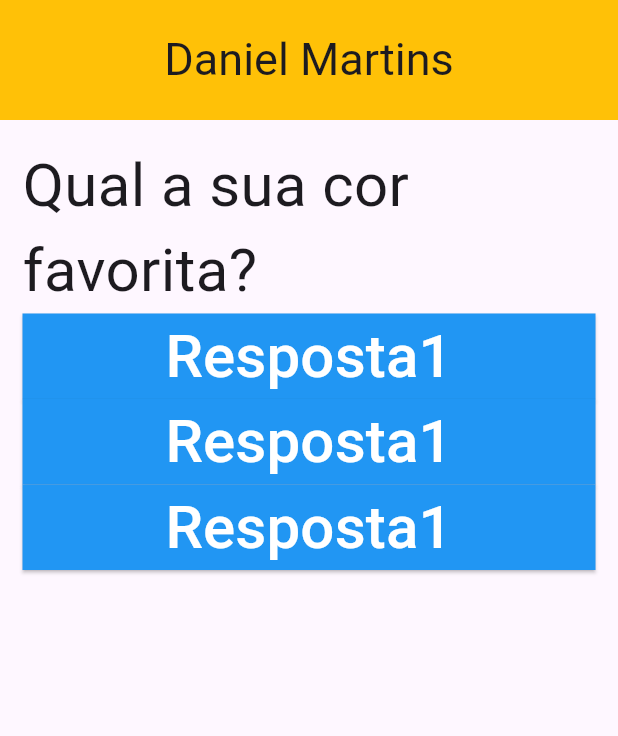
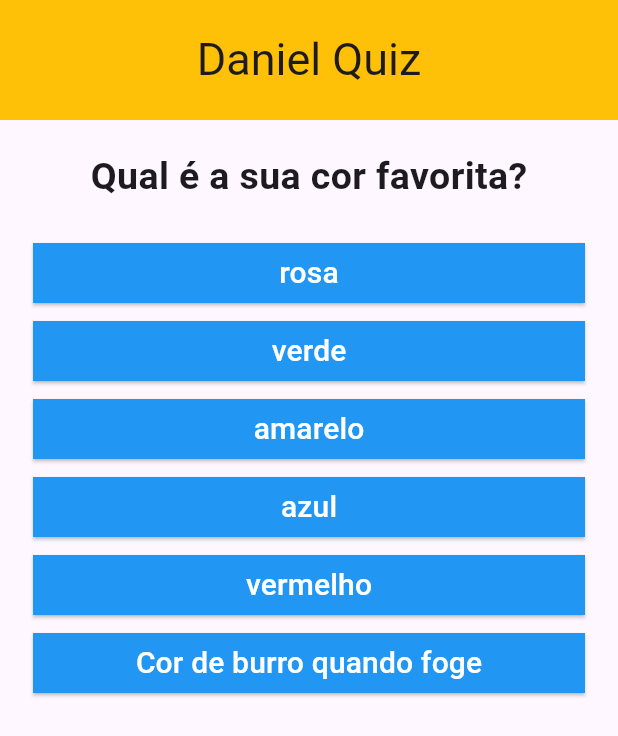
Before and after one commit to Dacovaa/Dart_questoes_Daniel, a Flutter app: the screen it shows after launch, on a phone screen of 412 x 824 dp. Shown: the top 736 px of the screen. Run offline on Flutter 3.47's test engine with Material 3 defaults, Android fonts, the phone set to English and light mode, and no system bars.

Commit message:
Subindo alterações, botões funcionais agora :)

```diff
--- a/lib/botoes.dart
+++ b/lib/botoes.dart
@@ -1,16 +1,19 @@
 import 'package:flutter/material.dart';
 
 class Botoes extends StatelessWidget {
-  const Botoes({required this.resp, super.key});
+  const Botoes({required this.resp, required this.txt ,super.key});
 
-  final void Function() resp;
+  final void Function(String) resp;
+  final String txt;
 
   @override
   Widget build(BuildContext context) {
-    return SizedBox(
+    return Padding(
+      padding: const EdgeInsets.all(2),
+      child: SizedBox(
         width: double.infinity,
         child: ElevatedButton(
-        onPressed: resp,
+          onPressed: () => resp(txt),
           style: ElevatedButton.styleFrom(
             backgroundColor: Colors.blue,
             foregroundColor: Colors.white,
@@ -18,7 +21,8 @@ class Botoes extends StatelessWidget {
               borderRadius: BorderRadius.zero, //
             ),
           ),
-        child: Text("Resposta1", style: TextStyle(fontSize: 40)),
+          child: Text(txt, style: TextStyle(fontSize: 20)),
+        ),
       ),
     );
   }
--- /dev/null
+++ b/lib/dados.dart
@@ -0,0 +1,16 @@
+import 'pergunta_respostas.dart';
+
+final List<PerguntaRespostas> perguntasRespostas = [
+  PerguntaRespostas(
+    pergunta: 'Qual é a sua cor favorita?',
+    respostas: ['rosa','verde','amarelo','azul','vermelho','Cor de burro quando foge'],
+  ),
+  PerguntaRespostas(
+    pergunta: 'Qual o seu animal favorito?',
+    respostas: ['Gato','Cão','Ave','Porco','Ornitorrinco'],
+  ),
+  PerguntaRespostas(
+    pergunta: 'Qual é o seu time?',
+    respostas: ['Palmeiras','Corinthians','São Paulo','Santos','Arranca Toco F.C.'],
+  ),
+];
--- /dev/null
+++ b/lib/lista_perguntas.dart
@@ -0,0 +1,34 @@
+import 'package:flutter/material.dart';
+import './pergunta_respostas.dart';
+import './botoes.dart';
+
+class ListaPerguntas extends StatelessWidget {
+  final int indicePergunta;
+  final List<PerguntaRespostas> perguntas;
+  final void Function(String) responder;
+
+  const ListaPerguntas({
+    super.key,
+    required this.indicePergunta,
+    required this.perguntas,
+    required this.responder,
+  });
+
+  @override
+  Widget build(BuildContext context) {
+    final perguntaAtual = perguntas[indicePergunta];
+
+    return Column(
+      children: [
+        Text(
+          perguntaAtual.pergunta,
+          style: TextStyle(fontSize: 25, fontWeight: FontWeight.bold),
+        ),
+        SizedBox(height: 20),
+        ...perguntaAtual.respostas.map(
+          (textoBotao) => Botoes(resp: responder, txt: textoBotao)
+        ),
+      ],
+    );
+  }
+}
--- a/lib/main.dart
+++ b/lib/main.dart
@@ -1,5 +1,8 @@
 import 'package:flutter/material.dart';
-import './botoes.dart';
+import './dados.dart';
+import './lista_perguntas.dart';
+//import './resposta.dart';
+
 
 void main() {
   runApp(const PerguntasApp());
@@ -26,46 +29,50 @@ class Home extends StatefulWidget {
 
 class HomeState extends State<Home>  {
 
-  final perguntas = [
-    'Qual a sua cor favorita?',
-    'Qual o seu animal favorito?',
-    'Qual é o seu time?',
-  ];
-
+  final dados = perguntasRespostas;
+  List respostas = [];
   var indicePergunta = 0;
 
-  void responder() {
-    if (indicePergunta < perguntas.length - 1) {
-      indicePergunta++;
-    } else {
-      indicePergunta = 0;
+  void responder(String r) {
+    String p = dados[indicePergunta].pergunta;
+    respostas.add({'pergunta': p, 'resposta': r});
+    indicePergunta++;
+    setState(() {});
     }
-  }
+
+    void reiniciar() {
+      setState(() {
+        indicePergunta = 0;
+        respostas = [];
+      });
+    }
+
+    bool get temPergunta {
+      return indicePergunta < dados.length;
+    }
 
   @override
   Widget build(BuildContext context) {
     return Scaffold(
       appBar: AppBar(
-        title: const Text('Daniel Martins', style: TextStyle(fontSize: 30)),
+        title: const Text(
+          'Daniel Quiz',
+          style: TextStyle(fontSize: 30)
+        ), // Text
         centerTitle: true,
         backgroundColor: Colors.amber,
         toolbarHeight: 80,
-      ),
+      ), // AppBar
       body: Padding(
-        padding: const EdgeInsets.all(15),
-        child: Column(
-          children: [
-            Text(
-              perguntas[indicePergunta],
-              style: TextStyle(fontSize: 40)
-            ),
-            Botoes(resp: responder),
-            Botoes(resp: responder),
-            Botoes(resp: responder),
-          ],
-        ),
-      ),
-    );
+        padding: const EdgeInsets.all(20),
+        child: temPergunta
+          ? ListaPerguntas(
+              indicePergunta: indicePergunta,
+              perguntas: dados,
+              responder: responder,
+            ) // ListaPerguntas
+          : null //Resultado(respostas, reiniciar),
+      ), // Padding
+    ); // Scaffold
   }
-
 }
--- /dev/null
+++ b/lib/pergunta_respostas.dart
@@ -0,0 +1,9 @@
+class PerguntaRespostas {
+  final String pergunta;
+  final List<String> respostas;
+
+  PerguntaRespostas({
+    required this.pergunta,
+    required this.respostas
+  });
+}
```
Lines whose indentation alone changed are shown as unchanged.
